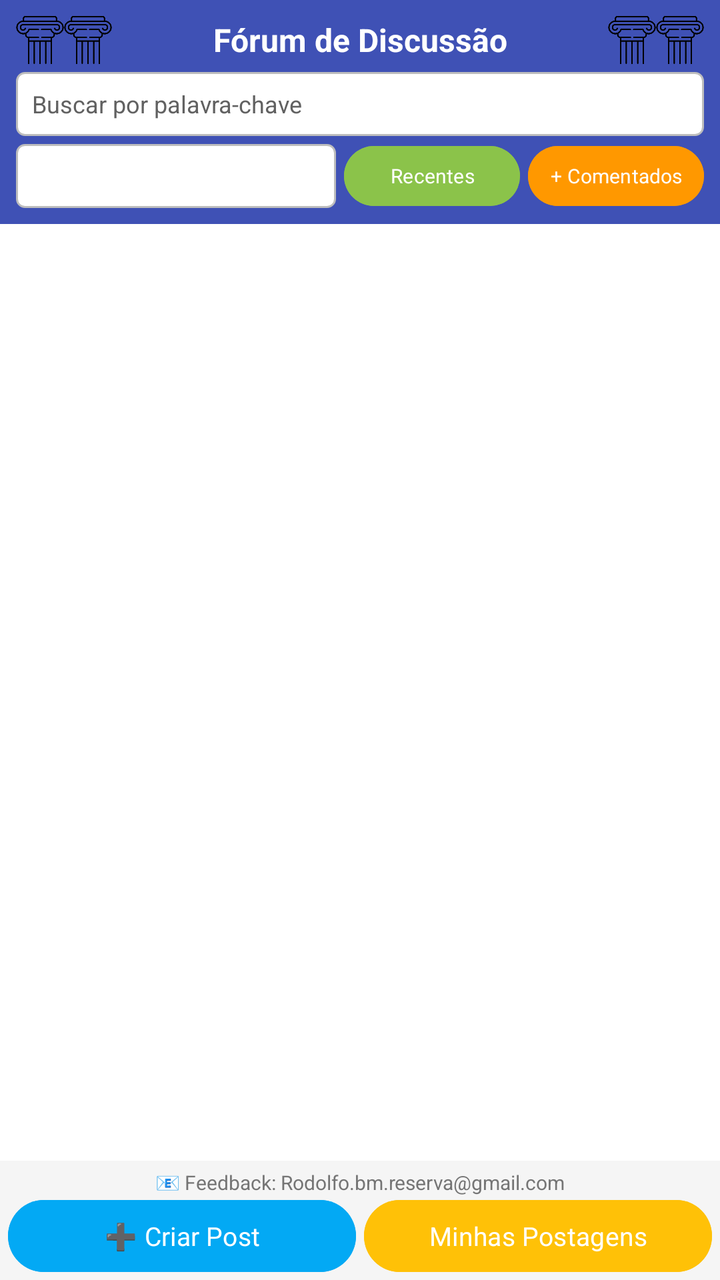
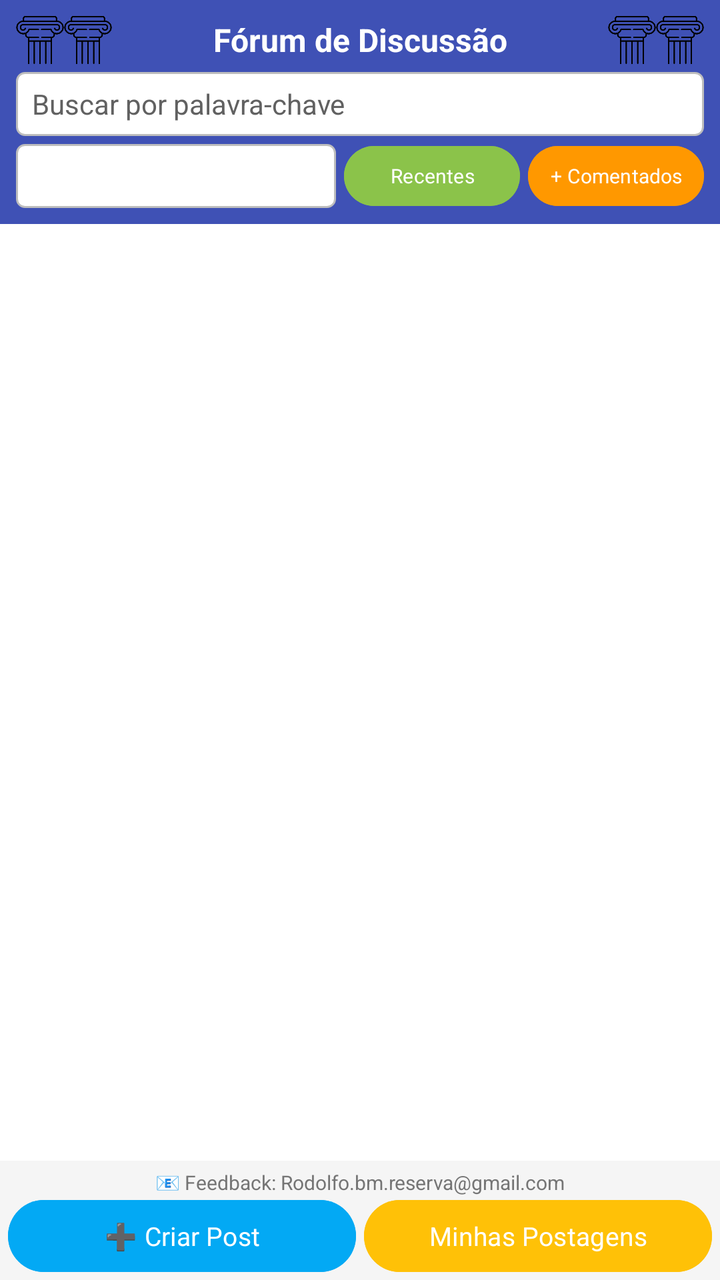

Compare the two renders of this Android layout. The source of the first and the diff that turns it into the second are given below.
<!-- AndroidManifest.xml: application theme Theme.App_Conquistas_2 -->
<!-- res/layout/tela_forum.xml -->
<?xml version="1.0" encoding="utf-8"?>
<RelativeLayout xmlns:android="http://schemas.android.com/apk/res/android"
    android:layout_width="match_parent"
    android:layout_height="match_parent"
    android:background="#FFFFFF">

    <LinearLayout
        android:id="@+id/linearLayoutCabecalho"
        android:layout_width="match_parent"
        android:layout_height="wrap_content"
        android:background="#3F51B5"
        android:orientation="vertical"
        android:padding="8dp">

        <LinearLayout
            android:layout_width="match_parent"
            android:layout_height="wrap_content"
            android:gravity="center_vertical"
            android:orientation="horizontal">

            <ImageView
                android:layout_width="24dp"
                android:layout_height="24dp"
                android:contentDescription="Ícone do Fórum"
                android:src="@drawable/pillar" />

            <ImageView
                android:layout_width="24dp"
                android:layout_height="24dp"
                android:contentDescription="Ícone do Fórum"
                android:src="@drawable/pillar" />

            <TextView
                android:layout_width="0dp"
                android:layout_height="wrap_content"
                android:layout_weight="1"
                android:gravity="center"
                android:text="Fórum de Discussão"
                android:textColor="#FFFFFF"
                android:textSize="16sp"
                android:textStyle="bold" />

            <ImageView
                android:layout_width="24dp"
                android:layout_height="24dp"
                android:contentDescription="Ícone do Fórum"
                android:src="@drawable/pillar" />

            <ImageView
                android:layout_width="24dp"
                android:layout_height="24dp"
                android:contentDescription="Ícone do Fórum"
                android:src="@drawable/pillar" />
        </LinearLayout>

        <LinearLayout
            android:layout_width="match_parent"
            android:layout_height="wrap_content"
            android:layout_marginTop="4dp"
            android:orientation="vertical">

            <EditText
                android:id="@+id/editTextSearch"
                android:layout_width="match_parent"
                android:layout_height="32dp"
                android:background="@drawable/edit_text_background"
                android:hint="Buscar por palavra-chave"
                android:inputType="text"
                android:paddingStart="8dp"
                android:paddingTop="0dp"
                android:paddingEnd="8dp"
                android:paddingBottom="0dp"
                android:textColorHint="#616161"
                android:textSize="12sp" />

            <LinearLayout
                android:layout_width="match_parent"
                android:layout_height="wrap_content"
                android:layout_marginTop="4dp"
                android:gravity="center_vertical"
                android:orientation="horizontal">

                <Spinner
                    android:id="@+id/spinnerCategorias"
                    android:layout_width="0dp"
                    android:layout_height="32dp"
                    android:layout_marginEnd="4dp"
                    android:layout_weight="1"
                    android:background="@drawable/edit_text_background" />

                <Button
                    android:id="@+id/buttonOrdenarRecentes"
                    android:layout_width="wrap_content"
                    android:layout_height="30dp"
                    android:layout_marginEnd="4dp"
                    android:backgroundTint="#8BC34A"
                    android:insetTop="0dp"
                    android:insetBottom="0dp"
                    android:minHeight="0dp"
                    android:paddingStart="8dp"
                    android:paddingTop="0dp"
                    android:paddingEnd="8dp"
                    android:paddingBottom="0dp"
                    android:text="Recentes"
                    android:textColor="#FFFFFF"
                    android:textSize="10sp" />

                <Button
                    android:id="@+id/buttonOrdenarComentados"
                    android:layout_width="wrap_content"
                    android:layout_height="30dp"
                    android:backgroundTint="#FF9800"
                    android:insetTop="0dp"
                    android:insetBottom="0dp"
                    android:minHeight="0dp"
                    android:paddingStart="8dp"
                    android:paddingTop="0dp"
                    android:paddingEnd="8dp"
                    android:paddingBottom="0dp"
                    android:text="+ Comentados"
                    android:textColor="#FFFFFF"
                    android:textSize="10sp" />
            </LinearLayout>
        </LinearLayout>
    </LinearLayout>

    <androidx.recyclerview.widget.RecyclerView
        android:id="@+id/recyclerViewPosts"
        android:layout_width="match_parent"
        android:layout_height="0dp"
        android:layout_above="@id/linearLayoutRodape"
        android:layout_below="@id/linearLayoutCabecalho"
        android:clipToPadding="false"
        android:paddingTop="2dp"
        android:paddingBottom="2dp" />

    <LinearLayout
        android:id="@+id/linearLayoutRodape"
        android:layout_width="match_parent"
        android:layout_height="wrap_content"
        android:layout_alignParentBottom="true"
        android:background="#F5F5F5"
        android:orientation="vertical"
        android:padding="4dp">

        <TextView
            android:id="@+id/textViewContato"
            android:layout_width="match_parent"
            android:layout_height="wrap_content"
            android:layout_marginBottom="2dp"
            android:gravity="center"
            android:text="📧 Feedback: Rodolfo.bm.reserva@gmail.com"
            android:textColor="#757575"
            android:textSize="10sp" />

        <LinearLayout
            android:layout_width="match_parent"
            android:layout_height="wrap_content"
            android:orientation="horizontal">

            <Button
                android:id="@+id/buttonCriarPost"
                android:layout_width="0dp"
                android:layout_height="36dp"
                android:layout_marginEnd="2dp"
                android:layout_weight="1"
                android:backgroundTint="#03A9F4"
                android:insetTop="0dp"
                android:insetBottom="0dp"
                android:text="➕ Criar Post"
                android:textColor="#FFFFFF"
                android:textSize="13sp" />

            <Button
                android:id="@+id/buttonMinhasPostagens"
                android:layout_width="0dp"
                android:layout_height="36dp"
                android:layout_marginStart="2dp"
                android:layout_weight="1"
                android:backgroundTint="#FFC107"
                android:insetTop="0dp"
                android:insetBottom="0dp"
                android:text="Minhas Postagens"
                android:textColor="#FFFFFF"
                android:textSize="13sp" />
        </LinearLayout>
    </LinearLayout>
</RelativeLayout>
<!-- resources referenced by this layout -->
<resources>
  <!-- drawable edit_text_background (drawable) -->
  <?xml version="1.0" encoding="utf-8"?>
  <shape xmlns:android="http://schemas.android.com/apk/res/android"
      android:shape="rectangle">
      <solid android:color="#FFFFFF" /> 
      <stroke
          android:width="1dp"
          android:color="#BDBDBD" /> 
      <corners android:radius="4dp" /> 
      <padding
          android:left="8dp"
          android:top="8dp"
          android:right="8dp"
          android:bottom="8dp" />
  </shape>
  <!-- drawable pillar: png bitmap (drawable, 5390 bytes) -->
  <style name="Theme.App_Conquistas_2" parent="Base.Theme.App_Conquistas_2" />
  <style name="Base.Theme.App_Conquistas_2" parent="Theme.Material3.DayNight.NoActionBar">
          
          <item name="colorPrimary">@color/colorPrimary</item>
          <item name="colorPrimaryVariant">@color/colorPrimaryVariant</item>
          <item name="colorSecondary">@color/colorSecondary</item>
          <item name="colorSecondaryVariant">@color/colorSecondaryVariant</item>
          <item name="colorOnPrimary">@color/colorOnPrimary</item>
          <item name="colorOnSecondary">@color/colorOnSecondary</item>
          
          
          <item name="android:windowBackground">@color/colorBackground</item>
          <item name="colorSurface">@color/colorSurface</item>
          
          
          <item name="android:fontFamily">sans-serif</item>
          
          
          <item name="android:statusBarColor">@color/colorPrimaryVariant</item>
          <item name="android:navigationBarColor">@color/colorBackground</item>
      </style>
  <color name="colorPrimary">#673AB7</color>
  <color name="colorPrimaryVariant">#512DA8</color>
  <color name="colorSecondary">#009688</color>
  <color name="colorSecondaryVariant">#00796B</color>
  <color name="colorOnPrimary">#FFFFFF</color>
  <color name="colorOnSecondary">#FFFFFF</color>
  <color name="colorBackground">#F3F4F6</color>
  <color name="colorSurface">#FFFFFF</color>
</resources>

<!-- the commit's change to res/layout/tela_forum.xml (unified diff, before → after) -->
@@ -70,8 +70,9 @@
                 android:paddingTop="0dp"
                 android:paddingEnd="8dp"
                 android:paddingBottom="0dp"
+                android:textColor="#212121"
                 android:textColorHint="#616161"
-                android:textSize="12sp" />
+                android:textSize="14sp" />
 
             <LinearLayout
                 android:layout_width="match_parent"
